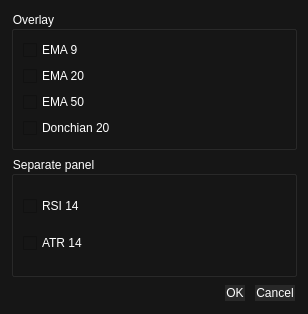
Old version of the form src/ui/indicatordialog.ui in the repository BortonGo/TradeSoft.
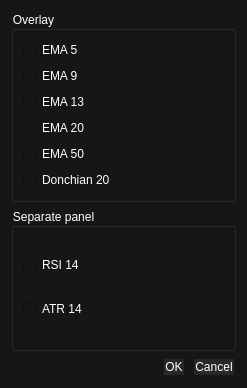
New version of the form.

Diff of the .ui file:
```diff
--- a/src/ui/indicatordialog.ui
+++ b/src/ui/indicatordialog.ui
@@ -6,8 +6,8 @@
    <rect>
     <x>0</x>
     <y>0</y>
-    <width>308</width>
-    <height>314</height>
+    <width>247</width>
+    <height>388</height>
    </rect>
   </property>
   <property name="windowTitle">
@@ -52,6 +52,18 @@
       <string>Overlay</string>
      </property>
      <layout class="QVBoxLayout" name="verticalLayout_3">
+      <item>
+       <widget class="QCheckBox" name="chkEma5">
+        <property name="font">
+         <font>
+          <pointsize>9</pointsize>
+         </font>
+        </property>
+        <property name="text">
+         <string>EMA 5</string>
+        </property>
+       </widget>
+      </item>
       <item>
        <widget class="QCheckBox" name="chkEma9">
         <property name="font">
@@ -64,6 +76,18 @@
         </property>
        </widget>
       </item>
+      <item>
+       <widget class="QCheckBox" name="chkEma13">
+        <property name="font">
+         <font>
+          <pointsize>9</pointsize>
+         </font>
+        </property>
+        <property name="text">
+         <string>EMA 13</string>
+        </property>
+       </widget>
+      </item>
       <item>
        <widget class="QCheckBox" name="chkEma20">
         <property name="font">
```
